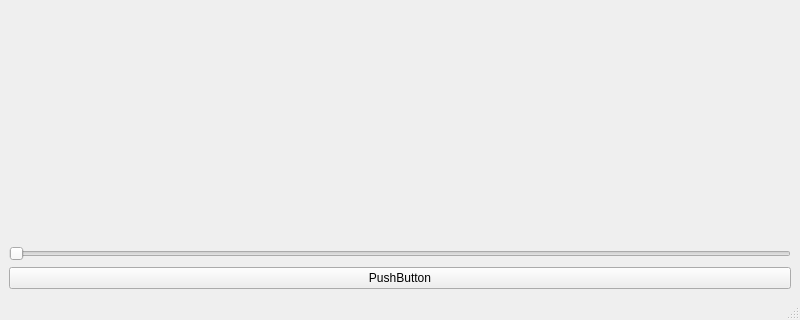
This is 3/blur.ui in igorVereshchagin/cpp_38.5 as Qt 5 draws it before an edit; both pictures show x 0 to 800 and y 280 to 600 of the 800 by 600 pixel window. The edited form follows.
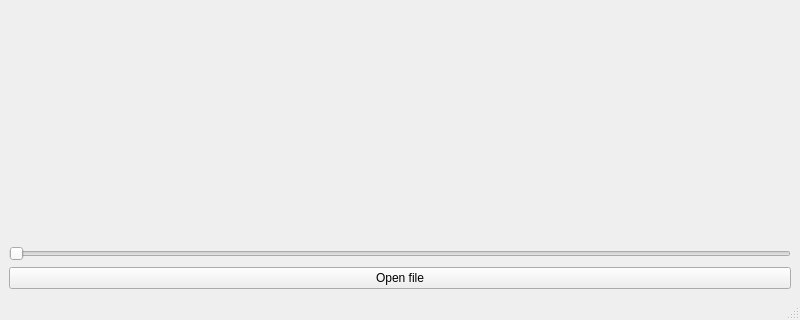
This is the edited form.

Diff of the .ui file:
```diff
--- a/3/blur.ui
+++ b/3/blur.ui
@@ -21,7 +21,7 @@
     <item row="2" column="0">
      <widget class="QPushButton" name="pushButton">
       <property name="text">
-       <string>PushButton</string>
+       <string>Open file</string>
       </property>
      </widget>
     </item>
```
